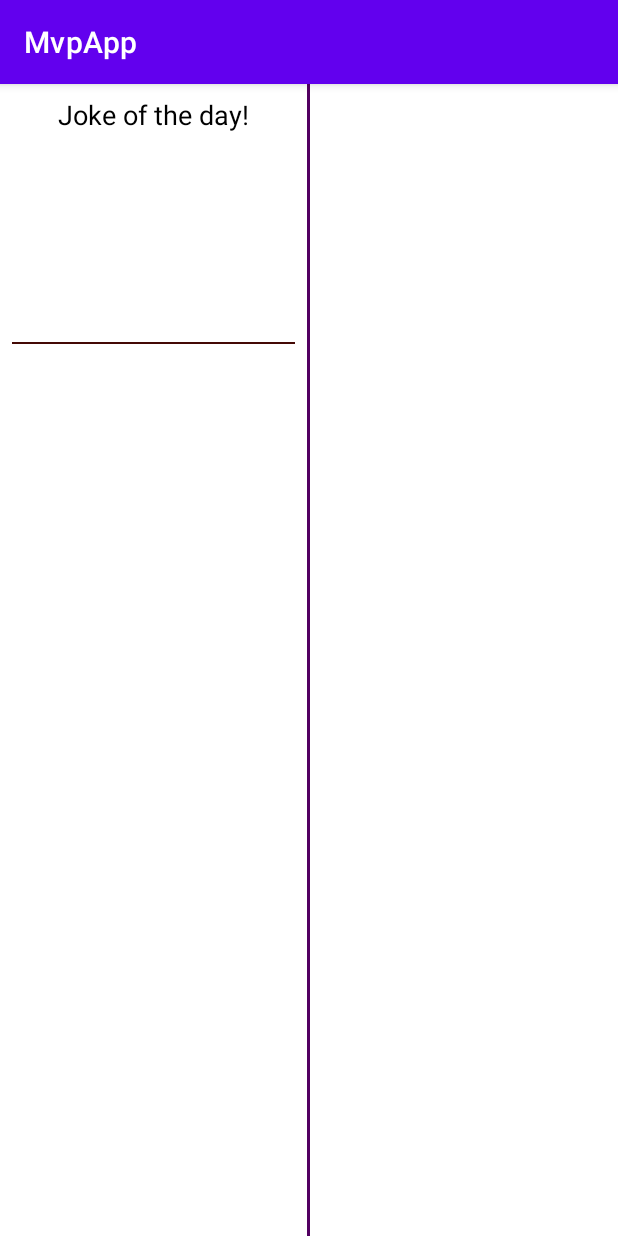
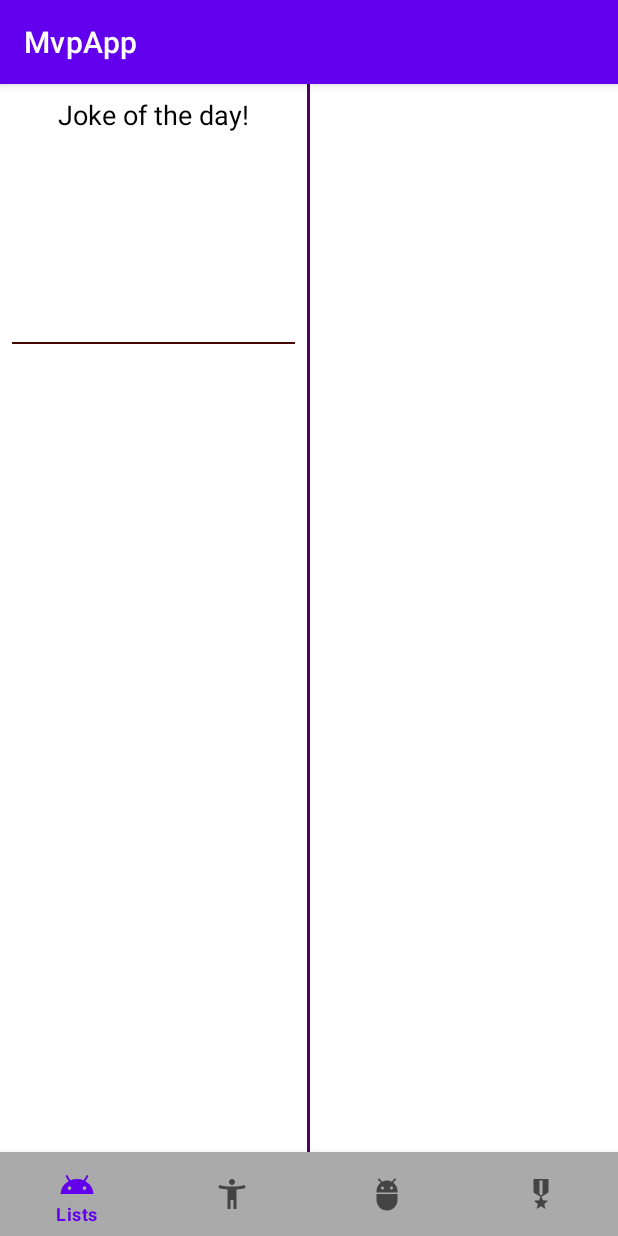
Before and after one commit to sjstutsman/mvp_app, an Android app: the screen it shows after launch (ListsActivity), on a phone screen of 412 x 824 dp. Run offline under Robolectric (Android 15) with nearby library versions, the phone set to English and light mode, and no system bars; pictures from the network do not load.

Commit message:
Introduced Bottom Navigation bar

```diff
--- a/app/build.gradle
+++ b/app/build.gradle
@@ -41,6 +41,7 @@ dependencies {
     implementation 'androidx.appcompat:appcompat:1.4.1'
     implementation 'com.google.android.material:material:1.5.0'
     implementation 'androidx.constraintlayout:constraintlayout:2.1.3'
+    implementation 'androidx.legacy:legacy-support-v4:1.0.0'
 
     testImplementation "io.mockk:mockk:1.12.3"
     testImplementation "com.google.truth:truth:1.1.3"
--- a/app/src/main/java/com/csis365/mvpapp/view/ListsActivity.kt
+++ b/app/src/main/java/com/csis365/mvpapp/view/ListsActivity.kt
@@ -1,70 +1,80 @@
 package com.csis365.mvpapp.view
 
+import android.os.Bundle
+import android.widget.FrameLayout
 import androidx.appcompat.app.AppCompatActivity
-import android.os.Bundle
-import android.util.Log
-import android.view.View
-import android.widget.ImageView
-import android.widget.TextView
-import androidx.recyclerview.widget.LinearLayoutManager
-import androidx.recyclerview.widget.RecyclerView
-import com.bumptech.glide.Glide
+import androidx.fragment.app.Fragment
+import androidx.fragment.app.FragmentTransaction
 import com.csis365.mvpapp.R
-import com.csis365.mvpapp.dto.Fruit
-import com.csis365.mvpapp.dto.Joke
-import com.csis365.mvpapp.service.FruitService
-import com.google.android.material.snackbar.Snackbar
+import com.csis365.mvpapp.view.a.AFragment
+import com.csis365.mvpapp.view.b.BFragment
+import com.csis365.mvpapp.view.c.CFragment
+import com.google.android.material.bottomnavigation.BottomNavigationView
 
 
-class ListsActivity : AppCompatActivity(), ListsView {
+class ListsActivity : AppCompatActivity() {
 
-    val presenter = ListsPresenterFactory.createPresenter(this, this)
-
-    lateinit var container: View
-    lateinit var ivJokeIcon: ImageView
-    lateinit var tvJokeOfTheDay: TextView
-    lateinit var rvFruits: RecyclerView
-    lateinit var rvCategories: RecyclerView
+    lateinit var fragmentContainer: FrameLayout
+    lateinit var bottomBar: BottomNavigationView
 
     override fun onCreate(savedInstanceState: Bundle?) {
         super.onCreate(savedInstanceState)
         setContentView(R.layout.activity_lists)
-
         bindViews()
-
-        presenter.start()
-    }
-
-    override fun bindFruits(fruits: List<Fruit>) {
-        rvFruits.layoutManager = LinearLayoutManager(this)
-        rvFruits.adapter = FruitListAdapter(fruits)
-    }
-
-    override fun bindJoke(joke: Joke) {
-        Glide
-            .with(this)
-            .load(joke.iconUrl)
-            .placeholder(R.drawable.ic_launcher_background)
-            .into(ivJokeIcon)
-        tvJokeOfTheDay.text = joke.joke
-    }
-
-    override fun bindCategories(categories: List<String>) {
-        rvCategories.layoutManager = LinearLayoutManager(this)
-        rvCategories.adapter = CategoriesAdapter(categories) { category ->
-            presenter.getJoke(category)
-        }
-    }
-
-    override fun showError(errorMessage: String) {
-        Snackbar.make(container, errorMessage, Snackbar.LENGTH_LONG).show()
+        setupNavBar()
     }
 
     private fun bindViews() {
-        container = findViewById(R.id.container)
-        ivJokeIcon = findViewById(R.id.iv_joke_icon)
-        tvJokeOfTheDay = findViewById(R.id.tv_joke_of_the_day)
-        rvFruits = findViewById(R.id.rv_fruits)
-        rvCategories = findViewById(R.id.rv_categories)
+        fragmentContainer = findViewById(R.id.frame_container)
+        bottomBar = findViewById(R.id.bottom_nav_view)
+        listOf("arst").first()
+    }
+
+    private fun setupNavBar() {
+        bottomBar.setOnItemSelectedListener { menuItem ->
+            when (menuItem.itemId) {
+                // This first case will prevent us from opening a page if it's already selected
+                bottomBar.selectedItemId -> true
+
+                R.id.action_lists -> openListsPage()
+                R.id.action_fragment_a -> openPageA()
+                R.id.action_fragment_b -> openPageB()
+                R.id.action_fragment_c -> openPageC()
+                else -> throw IllegalStateException("Unknown action id, cannot open any fragment")
+            }
+            true
+        }
+
+        openListsPage()
+    }
+
+
+    private fun openListsPage() {
+        val fragment = ListsFragment.newInstance()
+        openFragment(fragment)
+    }
+
+    private fun openPageA() {
+        val fragment = AFragment.newInstance()
+        openFragment(fragment)
+    }
+
+    private fun openPageB() {
+        val fragment = BFragment.newInstance()
+        openFragment(fragment)
+    }
+
+    private fun openPageC() {
+        val fragment = CFragment.newInstance()
+        openFragment(fragment)
+    }
+
+    private fun openFragment(fragment: Fragment) {
+        val transaction = supportFragmentManager
+            .beginTransaction()
+            .setTransition(FragmentTransaction.TRANSIT_FRAGMENT_OPEN)
+            .replace(R.id.frame_container, fragment, null)
+
+        transaction.commit()
     }
 }
--- /dev/null
+++ b/app/src/main/java/com/csis365/mvpapp/view/ListsFragment.kt
@@ -0,0 +1,90 @@
+package com.csis365.mvpapp.view
+
+import android.os.Bundle
+import androidx.fragment.app.Fragment
+import android.view.LayoutInflater
+import android.view.View
+import android.view.ViewGroup
+import android.widget.ImageView
+import android.widget.TextView
+import androidx.recyclerview.widget.LinearLayoutManager
+import androidx.recyclerview.widget.RecyclerView
+import com.bumptech.glide.Glide
+import com.csis365.mvpapp.R
+import com.csis365.mvpapp.dto.Fruit
+import com.csis365.mvpapp.dto.Joke
+import com.google.android.material.snackbar.Snackbar
+
+class ListsFragment : Fragment(), ListsView {
+
+    lateinit var container: View
+    lateinit var ivJokeIcon: ImageView
+    lateinit var tvJokeOfTheDay: TextView
+    lateinit var rvFruits: RecyclerView
+    lateinit var rvCategories: RecyclerView
+
+    lateinit var presenter: ListsPresenter
+
+    companion object {
+        @JvmStatic
+        fun newInstance() = ListsFragment().apply {
+            arguments = Bundle().apply {
+                // If you have any arguments to pass into the fragment, you may do so in here like this:
+//                putString(ARG_PARAM1, param1)
+            }
+        }
+    }
+
+    override fun onCreate(savedInstanceState: Bundle?) {
+        super.onCreate(savedInstanceState)
+        arguments?.let {
+            // if you have any arguments, pull them out here
+//            param1 = it.getString(ARG_PARAM1)
+        }
+    }
+
+    override fun onCreateView(inflater: LayoutInflater, container: ViewGroup?, savedInstanceState: Bundle?): View? {
+        return inflater.inflate(R.layout.fragment_lists, container, false)
+    }
+
+    override fun onViewCreated(view: View, savedInstanceState: Bundle?) {
+        super.onViewCreated(view, savedInstanceState)
+        presenter = ListsPresenterFactory.createPresenter(this, requireContext())
+
+        bindViews()
+        presenter.start()
+    }
+
+    override fun bindFruits(fruits: List<Fruit>) {
+        rvFruits.layoutManager = LinearLayoutManager(requireContext())
+        rvFruits.adapter = FruitListAdapter(fruits)
+    }
+
+    override fun bindJoke(joke: Joke) {
+        Glide
+            .with(this)
+            .load(joke.iconUrl)
+            .placeholder(R.drawable.ic_launcher_background)
+            .into(ivJokeIcon)
+        tvJokeOfTheDay.text = joke.joke
+    }
+
+    override fun bindCategories(categories: List<String>) {
+        rvCategories.layoutManager = LinearLayoutManager(requireContext())
+        rvCategories.adapter = CategoriesAdapter(categories) { category ->
+            presenter.getJoke(category)
+        }
+    }
+
+    override fun showError(errorMessage: String) {
+        Snackbar.make(container, errorMessage, Snackbar.LENGTH_LONG).show()
+    }
+
+    private fun bindViews() {
+        container = requireView().findViewById(R.id.container)
+        ivJokeIcon = requireView().findViewById(R.id.iv_joke_icon)
+        tvJokeOfTheDay = requireView().findViewById(R.id.tv_joke_of_the_day)
+        rvFruits = requireView().findViewById(R.id.rv_fruits)
+        rvCategories = requireView().findViewById(R.id.rv_categories)
+    }
+}
--- a/app/src/main/java/com/csis365/mvpapp/view/ListsPresenter.kt
+++ b/app/src/main/java/com/csis365/mvpapp/view/ListsPresenter.kt
@@ -78,6 +78,5 @@ class ListsPresenter(
         editor.commit()
 
         val recalledString = sharedPreferences.getString("unique key", "default")
-        view.showError(recalledString!!)
     }
 }
--- /dev/null
+++ b/app/src/main/res/drawable/ic_android_head.xml
@@ -0,0 +1,9 @@
+<vector xmlns:android="http://schemas.android.com/apk/res/android"
+        android:width="24dp"
+        android:height="24dp"
+        android:viewportWidth="24"
+        android:viewportHeight="24">
+    <path
+        android:pathData="M17.6,11.48 L19.44,8.3a0.63,0.63 0,0 0,-1.09 -0.63l-1.88,3.24a11.43,11.43 0,0 0,-8.94 0L5.65,7.67a0.63,0.63 0,0 0,-1.09 0.63L6.4,11.48A10.81,10.81 0,0 0,1 20L23,20A10.81,10.81 0,0 0,17.6 11.48ZM7,17.25A1.25,1.25 0,1 1,8.25 16,1.25 1.25,0 0,1 7,17.25ZM17,17.25A1.25,1.25 0,1 1,18.25 16,1.25 1.25,0 0,1 17,17.25Z"
+        android:fillColor="#FF000000"/>
+</vector>
--- /dev/null
+++ b/app/src/main/res/drawable/ic_android_pill.xml
@@ -0,0 +1,10 @@
+<vector xmlns:android="http://schemas.android.com/apk/res/android"
+    android:width="24dp"
+    android:height="24dp"
+    android:viewportWidth="24"
+    android:viewportHeight="24"
+    android:tint="?attr/colorControlNormal">
+  <path
+      android:fillColor="@android:color/white"
+      android:pathData="M5,16c0,3.87 3.13,7 7,7s7,-3.13 7,-7v-4L5,12v4zM16.12,4.37l2.1,-2.1 -0.82,-0.83 -2.3,2.31C14.16,3.28 13.12,3 12,3s-2.16,0.28 -3.09,0.75L6.6,1.44l-0.82,0.83 2.1,2.1C6.14,5.64 5,7.68 5,10v1h14v-1c0,-2.32 -1.14,-4.36 -2.88,-5.63zM9,9c-0.55,0 -1,-0.45 -1,-1s0.45,-1 1,-1 1,0.45 1,1 -0.45,1 -1,1zM15,9c-0.55,0 -1,-0.45 -1,-1s0.45,-1 1,-1 1,0.45 1,1 -0.45,1 -1,1z"/>
+</vector>
--- /dev/null
+++ b/app/src/main/res/drawable/ic_medal_of_honor.xml
@@ -0,0 +1,10 @@
+<vector xmlns:android="http://schemas.android.com/apk/res/android"
+    android:width="24dp"
+    android:height="24dp"
+    android:viewportWidth="24"
+    android:viewportHeight="24"
+    android:tint="?attr/colorControlNormal">
+  <path
+      android:fillColor="@android:color/white"
+      android:pathData="M17,10.43V2H7v8.43c0,0.35 0.18,0.68 0.49,0.86l4.18,2.51l-0.99,2.34l-3.41,0.29l2.59,2.24L9.07,22L12,20.23L14.93,22l-0.78,-3.33l2.59,-2.24l-3.41,-0.29l-0.99,-2.34l4.18,-2.51C16.82,11.11 17,10.79 17,10.43zM13,12.23l-1,0.6l-1,-0.6V3h2V12.23z"/>
+</vector>
--- /dev/null
+++ b/app/src/main/res/drawable/ic_wtb_hug.xml
@@ -0,0 +1,10 @@
+<vector xmlns:android="http://schemas.android.com/apk/res/android"
+    android:width="24dp"
+    android:height="24dp"
+    android:viewportWidth="24"
+    android:viewportHeight="24"
+    android:tint="?attr/colorControlNormal">
+  <path
+      android:fillColor="@android:color/white"
+      android:pathData="M20.5,6c-2.61,0.7 -5.67,1 -8.5,1s-5.89,-0.3 -8.5,-1L3,8c1.86,0.5 4,0.83 6,1v13h2v-6h2v6h2V9c2,-0.17 4.14,-0.5 6,-1l-0.5,-2zM12,6c1.1,0 2,-0.9 2,-2s-0.9,-2 -2,-2 -2,0.9 -2,2 0.9,2 2,2z"/>
+</vector>
--- a/app/src/main/res/layout/activity_lists.xml
+++ b/app/src/main/res/layout/activity_lists.xml
@@ -1,59 +1,21 @@
 <?xml version="1.0" encoding="utf-8"?>
 <LinearLayout xmlns:android="http://schemas.android.com/apk/res/android"
-    xmlns:tools="http://schemas.android.com/tools"
-    android:id="@+id/container"
+    xmlns:app="http://schemas.android.com/apk/res-auto"
     android:layout_width="match_parent"
     android:layout_height="match_parent"
-    android:orientation="horizontal">
+    android:orientation="vertical">
 
-    <LinearLayout
-        android:layout_width="0dp"
-        android:layout_height="match_parent"
-        android:layout_weight="1"
-        android:gravity="center"
-        android:orientation="vertical"
-        android:padding="@dimen/small_padding">
-
-        <TextView
-            android:layout_width="wrap_content"
-            android:layout_height="wrap_content"
-            android:text="@string/joke_of_the_day"
-            android:textColor="@color/black"
-            android:textSize="@dimen/text_header" />
-
-        <ImageView
-            android:id="@+id/iv_joke_icon"
-            android:layout_width="120dp"
-            android:layout_height="@dimen/icon_height"
-            tools:src="@drawable/ic_launcher_background" />
-
-        <TextView
-            android:id="@+id/tv_joke_of_the_day"
-            android:layout_width="wrap_content"
-            android:layout_height="wrap_content"
-            tools:text="Every time Chuck Norris watches on Olympic event, he wins a gold medal." />
-
-        <View
-            android:layout_width="match_parent"
-            android:layout_height="@dimen/separator"
-            android:layout_marginBottom="@dimen/small_padding"
-            android:background="@color/small_separator" />
-
-        <androidx.recyclerview.widget.RecyclerView
-            android:id="@+id/rv_categories"
-            android:layout_width="match_parent"
-            android:layout_height="match_parent" />
-    </LinearLayout>
-
-    <View
-        android:layout_width="@dimen/large_separator"
-        android:layout_height="match_parent"
-        android:background="@color/large_separator" />
-
-    <androidx.recyclerview.widget.RecyclerView
-        android:id="@+id/rv_fruits"
-        android:layout_width="0dp"
-        android:layout_height="match_parent"
+    <FrameLayout
+        android:id="@+id/frame_container"
+        android:layout_width="match_parent"
+        android:layout_height="0dp"
         android:layout_weight="1" />
 
+    <com.google.android.material.bottomnavigation.BottomNavigationView
+        android:id="@+id/bottom_nav_view"
+        android:layout_width="match_parent"
+        android:background="@color/nav_bar_background"
+        android:layout_height="@dimen/height_nav_bar"
+        app:menu="@menu/menu_navigation" />
+
 </LinearLayout>
--- /dev/null
+++ b/app/src/main/res/layout/fragment_lists.xml
@@ -0,0 +1,59 @@
+<?xml version="1.0" encoding="utf-8"?>
+<LinearLayout xmlns:android="http://schemas.android.com/apk/res/android"
+    xmlns:tools="http://schemas.android.com/tools"
+    android:id="@+id/container"
+    android:layout_width="match_parent"
+    android:layout_height="match_parent"
+    android:orientation="horizontal">
+
+    <LinearLayout
+        android:layout_width="0dp"
+        android:layout_height="match_parent"
+        android:layout_weight="1"
+        android:gravity="center"
+        android:orientation="vertical"
+        android:padding="@dimen/small_padding">
+
+        <TextView
+            android:layout_width="wrap_content"
+            android:layout_height="wrap_content"
+            android:text="@string/joke_of_the_day"
+            android:textColor="@color/black"
+            android:textSize="@dimen/text_header" />
+
+        <ImageView
+            android:id="@+id/iv_joke_icon"
+            android:layout_width="120dp"
+            android:layout_height="@dimen/icon_height"
+            tools:src="@drawable/ic_launcher_background" />
+
+        <TextView
+            android:id="@+id/tv_joke_of_the_day"
+            android:layout_width="wrap_content"
+            android:layout_height="wrap_content"
+            tools:text="Every time Chuck Norris watches on Olympic event, he wins a gold medal." />
+
+        <View
+            android:layout_width="match_parent"
+            android:layout_height="@dimen/separator"
+            android:layout_marginBottom="@dimen/small_padding"
+            android:background="@color/small_separator" />
+
+        <androidx.recyclerview.widget.RecyclerView
+            android:id="@+id/rv_categories"
+            android:layout_width="match_parent"
+            android:layout_height="match_parent" />
+    </LinearLayout>
+
+    <View
+        android:layout_width="@dimen/large_separator"
+        android:layout_height="match_parent"
+        android:background="@color/large_separator" />
+
+    <androidx.recyclerview.widget.RecyclerView
+        android:id="@+id/rv_fruits"
+        android:layout_width="0dp"
+        android:layout_height="match_parent"
+        android:layout_weight="1" />
+
+</LinearLayout>
--- /dev/null
+++ b/app/src/main/res/menu/menu_navigation.xml
@@ -0,0 +1,20 @@
+<?xml version="1.0" encoding="utf-8"?>
+<menu xmlns:android="http://schemas.android.com/apk/res/android">
+    <item
+        android:id="@+id/action_lists"
+        android:icon="@drawable/ic_android_head"
+        android:title="@string/lists" />
+    <item
+        android:id="@+id/action_fragment_a"
+        android:icon="@drawable/ic_wtb_hug"
+        android:title="@string/page_a" />
+    <item
+        android:id="@+id/action_fragment_b"
+        android:icon="@drawable/ic_android_pill"
+        android:title="@string/page_b" />
+    <item
+        android:id="@+id/action_fragment_c"
+        android:icon="@drawable/ic_medal_of_honor"
+        android:title="@string/page_c" />
+
+</menu>
--- a/app/src/main/res/values/colors.xml
+++ b/app/src/main/res/values/colors.xml
@@ -10,4 +10,9 @@
     <color name="small_separator">#440905</color>
     <color name="small_separator_alt">@color/teal_700</color>
     <color name="large_separator">#520061</color>
+
+    <color name="a_background">#abcdef</color>
+    <color name="b_background">#cdefab</color>
+    <color name="c_background">#fecdab</color>
+    <color name="nav_bar_background">#aaaaaa</color>
 </resources>
--- a/app/src/main/res/values/dimens.xml
+++ b/app/src/main/res/values/dimens.xml
@@ -8,4 +8,6 @@
     <dimen name="text_header">18sp</dimen>
     <dimen name="small_padding">8dp</dimen>
     <dimen name="icon_height">120dp</dimen>
+    <dimen name="height_nav_bar">56dp</dimen>
+    <dimen name="font_size_huge">88sp</dimen>
 </resources>
--- a/app/src/main/res/values/strings.xml
+++ b/app/src/main/res/values/strings.xml
@@ -1,4 +1,13 @@
 <resources>
     <string name="app_name">MvpApp</string>
     <string name="joke_of_the_day">Joke of the day!</string>
+
+    <string name="lists">Lists</string>
+    <string name="page_a">A</string>
+    <string name="page_b">B</string>
+    <string name="page_c">C</string>
+
+    <string name="a">A</string>
+    <string name="b">B</string>
+    <string name="c">C</string>
 </resources>
```
Also changed, not shown: app/src/main/java/com/csis365/mvpapp/view/a/AFragment.kt (added, +22 -0 lines), app/src/main/java/com/csis365/mvpapp/view/b/BFragment.kt (added, +21 -0 lines), app/src/main/java/com/csis365/mvpapp/view/c/CFragment.kt (added, +21 -0 lines), app/src/main/res/layout/fragment_a.xml (added, +14 -0 lines), app/src/main/res/layout/fragment_b.xml (added, +15 -0 lines), app/src/main/res/layout/fragment_c.xml (added, +15 -0 lines).
